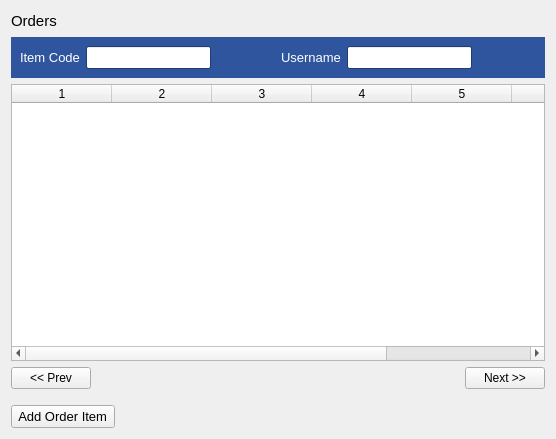
First picture: the form in estorecpp/manageorderitems.ui, repository Watti/estorecpp, before the edit.
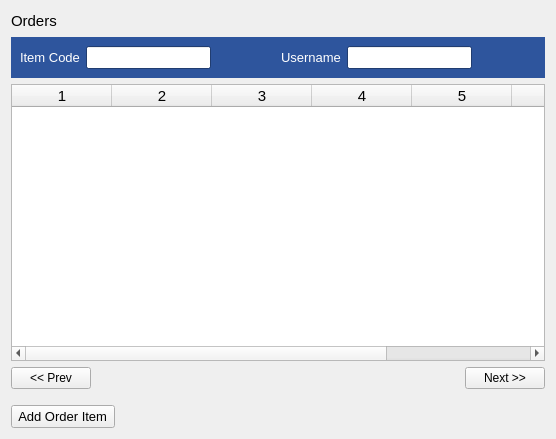
Second picture: the form after the edit.

```diff
--- a/estorecpp/manageorderitems.ui
+++ b/estorecpp/manageorderitems.ui
@@ -597,6 +597,11 @@
    </item>
    <item>
     <widget class="QTableWidget" name="tableWidget">
+     <property name="font">
+      <font>
+       <pointsize>11</pointsize>
+      </font>
+     </property>
      <property name="columnCount">
       <number>7</number>
      </property>
```
